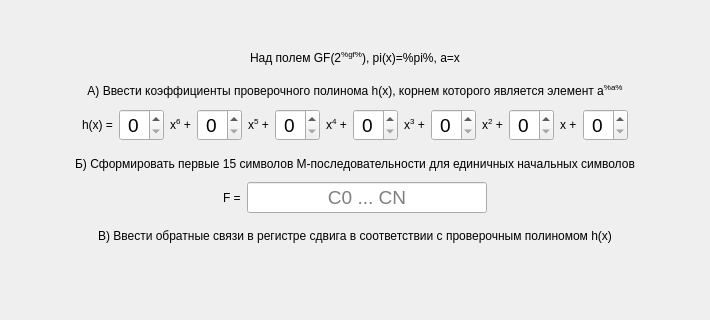
Before: the Qt Designer form task/screentask2.ui in bukhmastov/fpsp, drawn with Qt 5; both pictures show x 105 to 815 and y 0 to 320 of the 920 by 937 pixel window.
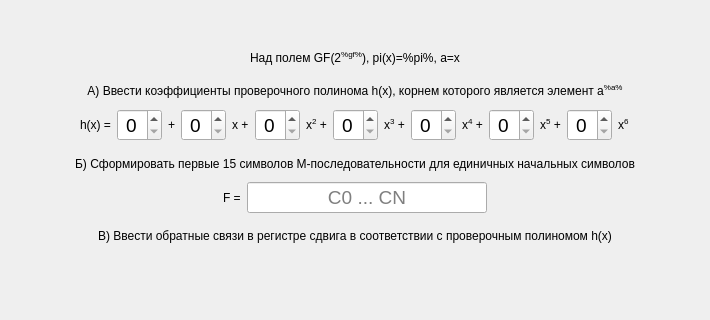
After: the same form once the commit is applied. Icons and pictures are not drawn. Custom widgets are drawn as their Qt base class.

Patch:
```diff
--- a/task/screentask2.ui
+++ b/task/screentask2.ui
@@ -134,7 +134,7 @@
         </widget>
        </item>
        <item>
-        <widget class="QSpinBox" name="inputX6">
+        <widget class="QSpinBox" name="inputX0">
          <property name="sizePolicy">
           <sizepolicy hsizetype="Minimum" vsizetype="Fixed">
            <horstretch>0</horstretch>
@@ -161,160 +161,12 @@
         </widget>
        </item>
        <item>
-        <widget class="QLabel" name="label_3">
+        <widget class="QLabel" name="label_10">
          <property name="styleSheet">
           <string notr="true">font: 75 14pt &quot;MS Shell Dlg 2&quot;;</string>
          </property>
          <property name="text">
-          <string>x&lt;sup&gt;6&lt;/sup&gt; +</string>
-         </property>
-        </widget>
-       </item>
-       <item>
-        <widget class="QSpinBox" name="inputX5">
-         <property name="sizePolicy">
-          <sizepolicy hsizetype="Minimum" vsizetype="Fixed">
-           <horstretch>0</horstretch>
-           <verstretch>0</verstretch>
-          </sizepolicy>
-         </property>
-         <property name="minimumSize">
-          <size>
-           <width>45</width>
-           <height>30</height>
-          </size>
-         </property>
-         <property name="font">
-          <font>
-           <pointsize>14</pointsize>
-          </font>
-         </property>
-         <property name="alignment">
-          <set>Qt::AlignCenter</set>
-         </property>
-         <property name="maximum">
-          <number>1</number>
-         </property>
-        </widget>
-       </item>
-       <item>
-        <widget class="QLabel" name="label_4">
-         <property name="styleSheet">
-          <string notr="true">font: 75 14pt &quot;MS Shell Dlg 2&quot;;</string>
-         </property>
-         <property name="text">
-          <string>x&lt;sup&gt;5&lt;/sup&gt; +</string>
-         </property>
-        </widget>
-       </item>
-       <item>
-        <widget class="QSpinBox" name="inputX4">
-         <property name="sizePolicy">
-          <sizepolicy hsizetype="Minimum" vsizetype="Fixed">
-           <horstretch>0</horstretch>
-           <verstretch>0</verstretch>
-          </sizepolicy>
-         </property>
-         <property name="minimumSize">
-          <size>
-           <width>45</width>
-           <height>30</height>
-          </size>
-         </property>
-         <property name="font">
-          <font>
-           <pointsize>14</pointsize>
-          </font>
-         </property>
-         <property name="alignment">
-          <set>Qt::AlignCenter</set>
-         </property>
-         <property name="maximum">
-          <number>1</number>
-         </property>
-        </widget>
-       </item>
-       <item>
-        <widget class="QLabel" name="label_5">
-         <property name="styleSheet">
-          <string notr="true">font: 75 14pt &quot;MS Shell Dlg 2&quot;;</string>
-         </property>
-         <property name="text">
-          <string>x&lt;sup&gt;4&lt;/sup&gt; +</string>
-         </property>
-        </widget>
-       </item>
-       <item>
-        <widget class="QSpinBox" name="inputX3">
-         <property name="sizePolicy">
-          <sizepolicy hsizetype="Minimum" vsizetype="Fixed">
-           <horstretch>0</horstretch>
-           <verstretch>0</verstretch>
-          </sizepolicy>
-         </property>
-         <property name="minimumSize">
-          <size>
-           <width>45</width>
-           <height>30</height>
-          </size>
-         </property>
-         <property name="font">
-          <font>
-           <pointsize>14</pointsize>
-          </font>
-         </property>
-         <property name="alignment">
-          <set>Qt::AlignCenter</set>
-         </property>
-         <property name="maximum">
-          <number>1</number>
-         </property>
-        </widget>
-       </item>
-       <item>
-        <widget class="QLabel" name="label_6">
-         <property name="styleSheet">
-          <string notr="true">font: 75 14pt &quot;MS Shell Dlg 2&quot;;</string>
-         </property>
-         <property name="text">
-          <string>x&lt;sup&gt;3&lt;/sup&gt; +</string>
-         </property>
-        </widget>
-       </item>
-       <item>
-        <widget class="QSpinBox" name="inputX2">
-         <property name="sizePolicy">
-          <sizepolicy hsizetype="Minimum" vsizetype="Fixed">
-           <horstretch>0</horstretch>
-           <verstretch>0</verstretch>
-          </sizepolicy>
-         </property>
-         <property name="minimumSize">
-          <size>
-           <width>45</width>
-           <height>30</height>
-          </size>
-         </property>
-         <property name="font">
-          <font>
-           <pointsize>14</pointsize>
-          </font>
-         </property>
-         <property name="alignment">
-          <set>Qt::AlignCenter</set>
-         </property>
-         <property name="maximum">
-          <number>1</number>
-         </property>
-        </widget>
-       </item>
-       <item>
-        <widget class="QLabel" name="label_7">
-         <property name="styleSheet">
-          <string notr="true">font: 75 14pt &quot;MS Shell Dlg 2&quot;;</string>
-         </property>
-         <property name="text">
-          <string>x&lt;sup&gt;2&lt;/sup&gt; +</string>
+          <string>+</string>
          </property>
         </widget>
        </item>
@@ -356,7 +208,7 @@
         </widget>
        </item>
        <item>
-        <widget class="QSpinBox" name="inputX0">
+        <widget class="QSpinBox" name="inputX2">
          <property name="sizePolicy">
           <sizepolicy hsizetype="Minimum" vsizetype="Fixed">
            <horstretch>0</horstretch>
@@ -382,6 +234,164 @@
          </property>
         </widget>
        </item>
+       <item>
+        <widget class="QLabel" name="label_7">
+         <property name="styleSheet">
+          <string notr="true">font: 75 14pt &quot;MS Shell Dlg 2&quot;;</string>
+         </property>
+         <property name="text">
+          <string>x&lt;sup&gt;2&lt;/sup&gt; +</string>
+         </property>
+        </widget>
+       </item>
+       <item>
+        <widget class="QSpinBox" name="inputX3">
+         <property name="sizePolicy">
+          <sizepolicy hsizetype="Minimum" vsizetype="Fixed">
+           <horstretch>0</horstretch>
+           <verstretch>0</verstretch>
+          </sizepolicy>
+         </property>
+         <property name="minimumSize">
+          <size>
+           <width>45</width>
+           <height>30</height>
+          </size>
+         </property>
+         <property name="font">
+          <font>
+           <pointsize>14</pointsize>
+          </font>
+         </property>
+         <property name="alignment">
+          <set>Qt::AlignCenter</set>
+         </property>
+         <property name="maximum">
+          <number>1</number>
+         </property>
+        </widget>
+       </item>
+       <item>
+        <widget class="QLabel" name="label_6">
+         <property name="styleSheet">
+          <string notr="true">font: 75 14pt &quot;MS Shell Dlg 2&quot;;</string>
+         </property>
+         <property name="text">
+          <string>x&lt;sup&gt;3&lt;/sup&gt; +</string>
+         </property>
+        </widget>
+       </item>
+       <item>
+        <widget class="QSpinBox" name="inputX4">
+         <property name="sizePolicy">
+          <sizepolicy hsizetype="Minimum" vsizetype="Fixed">
+           <horstretch>0</horstretch>
+           <verstretch>0</verstretch>
+          </sizepolicy>
+         </property>
+         <property name="minimumSize">
+          <size>
+           <width>45</width>
+           <height>30</height>
+          </size>
+         </property>
+         <property name="font">
+          <font>
+           <pointsize>14</pointsize>
+          </font>
+         </property>
+         <property name="alignment">
+          <set>Qt::AlignCenter</set>
+         </property>
+         <property name="maximum">
+          <number>1</number>
+         </property>
+        </widget>
+       </item>
+       <item>
+        <widget class="QLabel" name="label_5">
+         <property name="styleSheet">
+          <string notr="true">font: 75 14pt &quot;MS Shell Dlg 2&quot;;</string>
+         </property>
+         <property name="text">
+          <string>x&lt;sup&gt;4&lt;/sup&gt; +</string>
+         </property>
+        </widget>
+       </item>
+       <item>
+        <widget class="QSpinBox" name="inputX5">
+         <property name="sizePolicy">
+          <sizepolicy hsizetype="Minimum" vsizetype="Fixed">
+           <horstretch>0</horstretch>
+           <verstretch>0</verstretch>
+          </sizepolicy>
+         </property>
+         <property name="minimumSize">
+          <size>
+           <width>45</width>
+           <height>30</height>
+          </size>
+         </property>
+         <property name="font">
+          <font>
+           <pointsize>14</pointsize>
+          </font>
+         </property>
+         <property name="alignment">
+          <set>Qt::AlignCenter</set>
+         </property>
+         <property name="maximum">
+          <number>1</number>
+         </property>
+        </widget>
+       </item>
+       <item>
+        <widget class="QLabel" name="label_4">
+         <property name="styleSheet">
+          <string notr="true">font: 75 14pt &quot;MS Shell Dlg 2&quot;;</string>
+         </property>
+         <property name="text">
+          <string>x&lt;sup&gt;5&lt;/sup&gt; +</string>
+         </property>
+        </widget>
+       </item>
+       <item>
+        <widget class="QSpinBox" name="inputX6">
+         <property name="sizePolicy">
+          <sizepolicy hsizetype="Minimum" vsizetype="Fixed">
+           <horstretch>0</horstretch>
+           <verstretch>0</verstretch>
+          </sizepolicy>
+         </property>
+         <property name="minimumSize">
+          <size>
+           <width>45</width>
+           <height>30</height>
+          </size>
+         </property>
+         <property name="font">
+          <font>
+           <pointsize>14</pointsize>
+          </font>
+         </property>
+         <property name="alignment">
+          <set>Qt::AlignCenter</set>
+         </property>
+         <property name="maximum">
+          <number>1</number>
+         </property>
+        </widget>
+       </item>
+       <item>
+        <widget class="QLabel" name="label_3">
+         <property name="styleSheet">
+          <string notr="true">font: 75 14pt &quot;MS Shell Dlg 2&quot;;</string>
+         </property>
+         <property name="text">
+          <string>x&lt;sup&gt;6&lt;/sup&gt;</string>
+         </property>
+        </widget>
+       </item>
        <item>
         <spacer name="horizontalSpacer_2">
          <property name="orientation">
```
